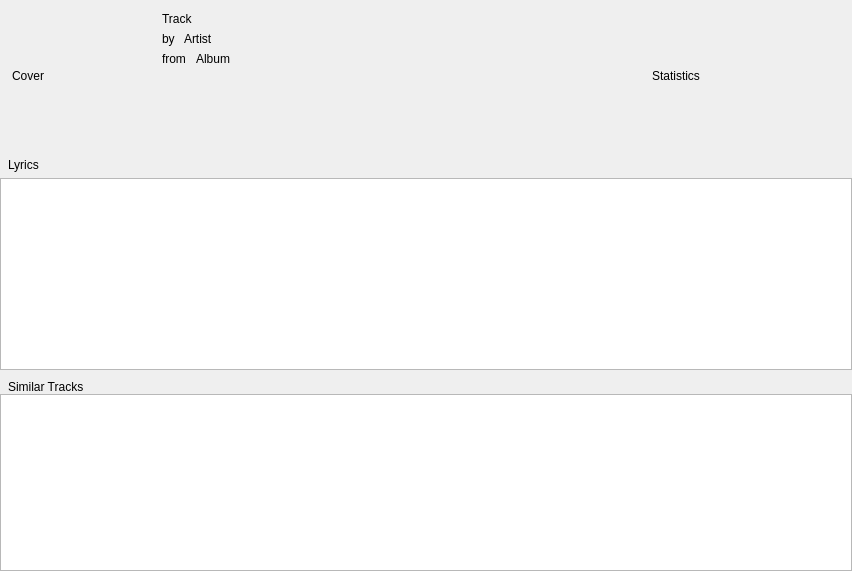
First picture: the form in src/libtomahawk/widgets/infowidgets/TrackInfoWidget.ui, repository tomahawk-player/tomahawk, before the edit.
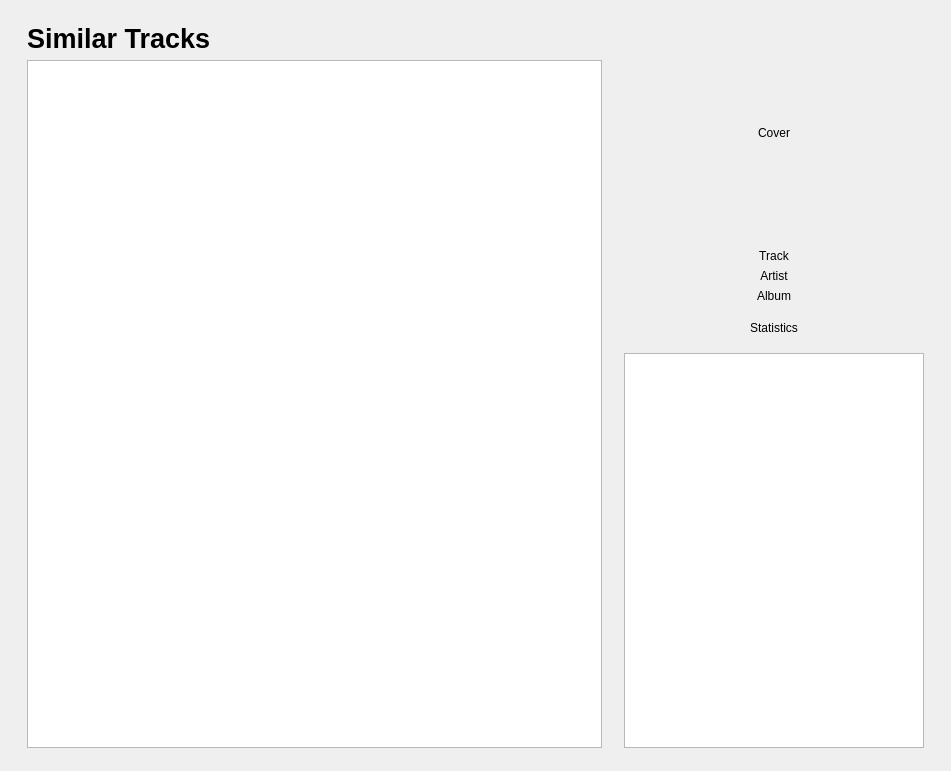
Second picture: the form after the edit. Custom widgets are drawn as their Qt base class.

Commit message: * New track page. Again, still a bit WIP.

The edit to the form file:
```diff
--- a/src/libtomahawk/widgets/infowidgets/TrackInfoWidget.ui
+++ b/src/libtomahawk/widgets/infowidgets/TrackInfoWidget.ui
@@ -6,58 +6,87 @@
    <rect>
     <x>0</x>
     <y>0</y>
-    <width>852</width>
-    <height>571</height>
+    <width>951</width>
+    <height>771</height>
    </rect>
   </property>
   <property name="windowTitle">
    <string>Form</string>
   </property>
-  <layout class="QVBoxLayout" name="verticalLayout_4" stretch="0,0,0,1">
-   <property name="margin">
-    <number>0</number>
-   </property>
+  <layout class="QVBoxLayout" name="verticalLayout_4">
    <item>
-    <widget class="QWidget" name="headerWidget" native="true">
      <layout class="QHBoxLayout" name="horizontalLayout_3">
+     <property name="leftMargin">
+      <number>16</number>
+     </property>
+     <property name="topMargin">
+      <number>12</number>
+     </property>
+     <property name="rightMargin">
+      <number>16</number>
+     </property>
+     <property name="bottomMargin">
+      <number>12</number>
+     </property>
+     <item>
+      <layout class="QVBoxLayout" name="verticalLayout_3">
+       <item>
+        <widget class="QLabel" name="label">
+         <property name="font">
+          <font>
+           <family>Arial</family>
+           <pointsize>20</pointsize>
+           <weight>75</weight>
+           <bold>true</bold>
+          </font>
+         </property>
+         <property name="text">
+          <string>Similar Tracks</string>
+         </property>
       <property name="margin">
-       <number>12</number>
+          <number>0</number>
+         </property>
+        </widget>
+       </item>
+       <item>
+        <widget class="GridView" name="similarTracksView">
+         <property name="sizePolicy">
+          <sizepolicy hsizetype="Expanding" vsizetype="Expanding">
+           <horstretch>0</horstretch>
+           <verstretch>0</verstretch>
+          </sizepolicy>
+         </property>
+        </widget>
+       </item>
+      </layout>
+     </item>
+     <item>
+      <layout class="QVBoxLayout" name="verticalLayout_2">
+       <property name="leftMargin">
+        <number>16</number>
       </property>
       <item>
        <widget class="QLabel" name="cover">
         <property name="sizePolicy">
-         <sizepolicy hsizetype="Fixed" vsizetype="Fixed">
+          <sizepolicy hsizetype="Minimum" vsizetype="Fixed">
           <horstretch>0</horstretch>
           <verstretch>0</verstretch>
          </sizepolicy>
         </property>
         <property name="minimumSize">
          <size>
-          <width>128</width>
-          <height>128</height>
+           <width>220</width>
+           <height>220</height>
          </size>
         </property>
         <property name="text">
          <string>Cover</string>
         </property>
-       </widget>
-      </item>
-      <item>
-       <spacer name="horizontalSpacer">
-        <property name="orientation">
-         <enum>Qt::Horizontal</enum>
-        </property>
-        <property name="sizeType">
-         <enum>QSizePolicy::Fixed</enum>
-        </property>
-        <property name="sizeHint" stdset="0">
-         <size>
-          <width>16</width>
-          <height>20</height>
-         </size>
-        </property>
-       </spacer>
-      </item>
+         <property name="alignment">
+          <set>Qt::AlignCenter</set>
+         </property>
+        </widget>
+       </item>
       <item>
        <layout class="QVBoxLayout" name="verticalLayout">
         <item>
@@ -65,86 +94,53 @@
           <property name="text">
            <string>Track</string>
           </property>
+           <property name="alignment">
+            <set>Qt::AlignCenter</set>
+           </property>
          </widget>
         </item>
         <item>
          <layout class="QHBoxLayout" name="horizontalLayout">
-          <item>
-           <widget class="QLabel" name="byLabel">
-            <property name="sizePolicy">
-             <sizepolicy hsizetype="Maximum" vsizetype="Preferred">
-              <horstretch>0</horstretch>
-              <verstretch>0</verstretch>
-             </sizepolicy>
-            </property>
-            <property name="text">
-             <string>by </string>
-            </property>
-           </widget>
-          </item>
           <item>
            <widget class="QueryLabel" name="artistLabel">
             <property name="text">
              <string>Artist</string>
             </property>
+             <property name="alignment">
+              <set>Qt::AlignCenter</set>
+             </property>
            </widget>
           </item>
          </layout>
         </item>
         <item>
          <layout class="QHBoxLayout" name="horizontalLayout_2">
-          <item>
-           <widget class="QLabel" name="fromLabel">
-            <property name="sizePolicy">
-             <sizepolicy hsizetype="Maximum" vsizetype="Preferred">
-              <horstretch>0</horstretch>
-              <verstretch>0</verstretch>
-             </sizepolicy>
-            </property>
-            <property name="text">
-             <string>from </string>
-            </property>
-           </widget>
-          </item>
           <item>
            <widget class="QueryLabel" name="albumLabel">
             <property name="text">
              <string>Album</string>
             </property>
+             <property name="alignment">
+              <set>Qt::AlignCenter</set>
+             </property>
            </widget>
           </item>
          </layout>
         </item>
+        </layout>
+       </item>
         <item>
-         <spacer name="verticalSpacer">
+        <spacer name="verticalSpacer_2">
           <property name="orientation">
            <enum>Qt::Vertical</enum>
           </property>
           <property name="sizeType">
-           <enum>QSizePolicy::Expanding</enum>
-          </property>
-          <property name="sizeHint" stdset="0">
-           <size>
-            <width>20</width>
-            <height>40</height>
-           </size>
-          </property>
-         </spacer>
-        </item>
-       </layout>
-      </item>
-      <item>
-       <spacer name="horizontalSpacer_2">
-        <property name="orientation">
-         <enum>Qt::Horizontal</enum>
-        </property>
-        <property name="sizeType">
          <enum>QSizePolicy::Fixed</enum>
         </property>
         <property name="sizeHint" stdset="0">
          <size>
-          <width>16</width>
-          <height>20</height>
+           <width>20</width>
+           <height>12</height>
          </size>
         </property>
        </spacer>
@@ -159,66 +155,44 @@
         </property>
        </widget>
       </item>
-     </layout>
-    </widget>
-   </item>
    <item>
-    <widget class="HeaderLabel" name="label">
-     <property name="text">
-      <string>Lyrics</string>
-     </property>
-     <property name="indent">
-      <number>8</number>
-     </property>
-    </widget>
+        <spacer name="verticalSpacer">
+         <property name="orientation">
+          <enum>Qt::Vertical</enum>
+         </property>
+         <property name="sizeType">
+          <enum>QSizePolicy::Fixed</enum>
+         </property>
+         <property name="sizeHint" stdset="0">
+          <size>
+           <width>20</width>
+           <height>12</height>
+          </size>
+         </property>
+        </spacer>
    </item>
    <item>
     <widget class="QTextBrowser" name="lyricsView">
+         <property name="sizePolicy">
+          <sizepolicy hsizetype="Minimum" vsizetype="Expanding">
+           <horstretch>0</horstretch>
+           <verstretch>0</verstretch>
+          </sizepolicy>
+         </property>
+         <property name="minimumSize">
+          <size>
+           <width>300</width>
+           <height>0</height>
+          </size>
+         </property>
      <property name="openLinks">
       <bool>false</bool>
      </property>
     </widget>
    </item>
-   <item>
-    <widget class="QWidget" name="tracksWidget" native="true">
-     <layout class="QVBoxLayout" name="verticalLayout_2">
-      <property name="spacing">
-       <number>0</number>
-      </property>
-      <property name="leftMargin">
-       <number>0</number>
-      </property>
-      <property name="topMargin">
-       <number>4</number>
-      </property>
-      <property name="rightMargin">
-       <number>0</number>
-      </property>
-      <property name="bottomMargin">
-       <number>0</number>
-      </property>
-      <item>
-       <widget class="HeaderLabel" name="similarTracksLabel">
-        <property name="text">
-         <string>Similar Tracks</string>
-        </property>
-        <property name="indent">
-         <number>8</number>
-        </property>
-       </widget>
-      </item>
-      <item>
-       <widget class="GridView" name="similarTracksView">
-        <property name="sizePolicy">
-         <sizepolicy hsizetype="Expanding" vsizetype="Expanding">
-          <horstretch>0</horstretch>
-          <verstretch>0</verstretch>
-         </sizepolicy>
-        </property>
-       </widget>
-      </item>
-     </layout>
-    </widget>
+      </layout>
+     </item>
+    </layout>
    </item>
   </layout>
  </widget>
@@ -226,12 +200,7 @@
   <customwidget>
    <class>GridView</class>
    <extends>QListView</extends>
-   <header>playlist/GridView.h</header>
-  </customwidget>
-  <customwidget>
-   <class>HeaderLabel</class>
-   <extends>QLabel</extends>
-   <header>widgets/HeaderLabel.h</header>
+   <header location="global">GridView.h</header>
   </customwidget>
   <customwidget>
    <class>QueryLabel</class>
```
Lines whose indentation alone changed are shown as unchanged. The commit also changes 1 other file.
